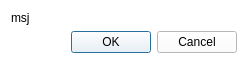
The window that gui/dialog_message.ui (alejandro-castrillon/graph-pyhton) describes before a commit, drawn with Qt 5.
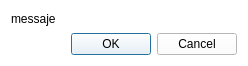
The same window after the commit.

Commit message: Centrar ventana pricipal, Completar la solucion del algoritmo Dijkstra, Agregar creditos al programa

Patch:
```diff
--- a/gui/dialog_message.ui
+++ b/gui/dialog_message.ui
@@ -7,7 +7,7 @@
     <x>0</x>
     <y>0</y>
     <width>248</width>
-    <height>60</height>
+    <height>66</height>
    </rect>
   </property>
   <property name="palette">
@@ -148,6 +148,15 @@
        </color>
       </brush>
      </colorrole>
+     <colorrole role="PlaceholderText">
+      <brush brushstyle="NoBrush">
+       <color alpha="128">
+        <red>0</red>
+        <green>0</green>
+        <blue>0</blue>
+       </color>
+      </brush>
+     </colorrole>
     </active>
     <inactive>
      <colorrole role="WindowText">
@@ -285,6 +294,15 @@
        </color>
       </brush>
      </colorrole>
+     <colorrole role="PlaceholderText">
+      <brush brushstyle="NoBrush">
+       <color alpha="128">
+        <red>0</red>
+        <green>0</green>
+        <blue>0</blue>
+       </color>
+      </brush>
+     </colorrole>
     </inactive>
     <disabled>
      <colorrole role="WindowText">
@@ -422,6 +440,15 @@
        </color>
       </brush>
      </colorrole>
+     <colorrole role="PlaceholderText">
+      <brush brushstyle="NoBrush">
+       <color alpha="128">
+        <red>0</red>
+        <green>0</green>
+        <blue>0</blue>
+       </color>
+      </brush>
+     </colorrole>
     </disabled>
    </palette>
   </property>
@@ -432,7 +459,7 @@
    <item>
     <widget class="QLabel" name="label">
      <property name="text">
-      <string>msj</string>
+      <string>messaje</string>
      </property>
     </widget>
    </item>
```
The commit also changes 6 other files.
